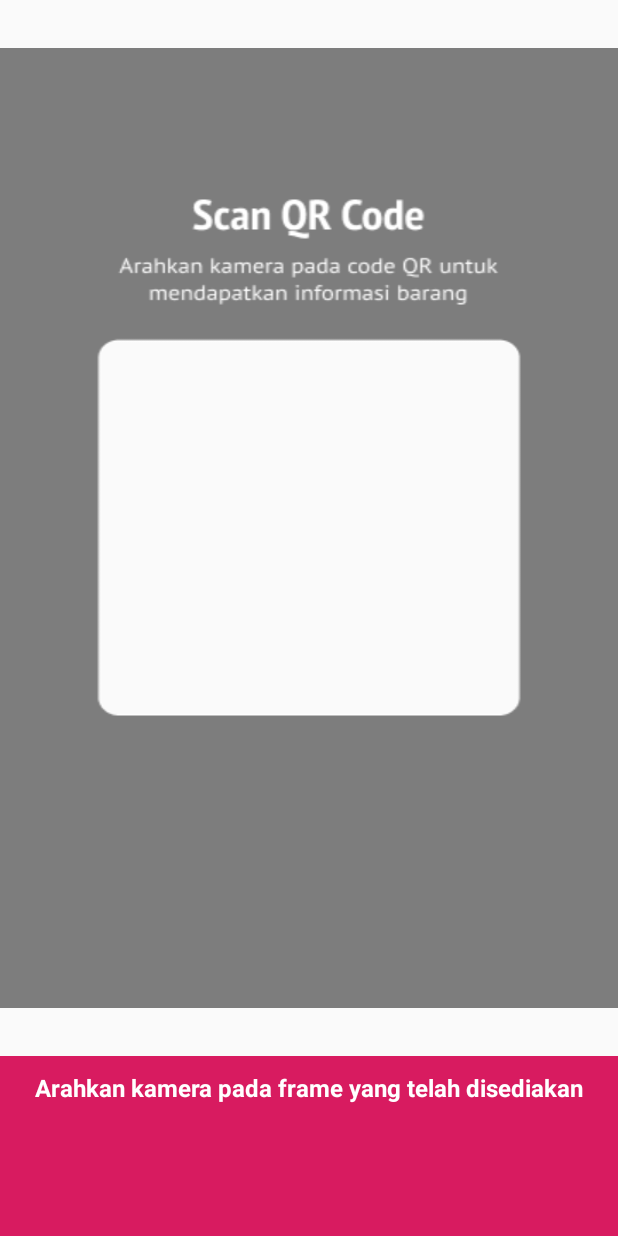
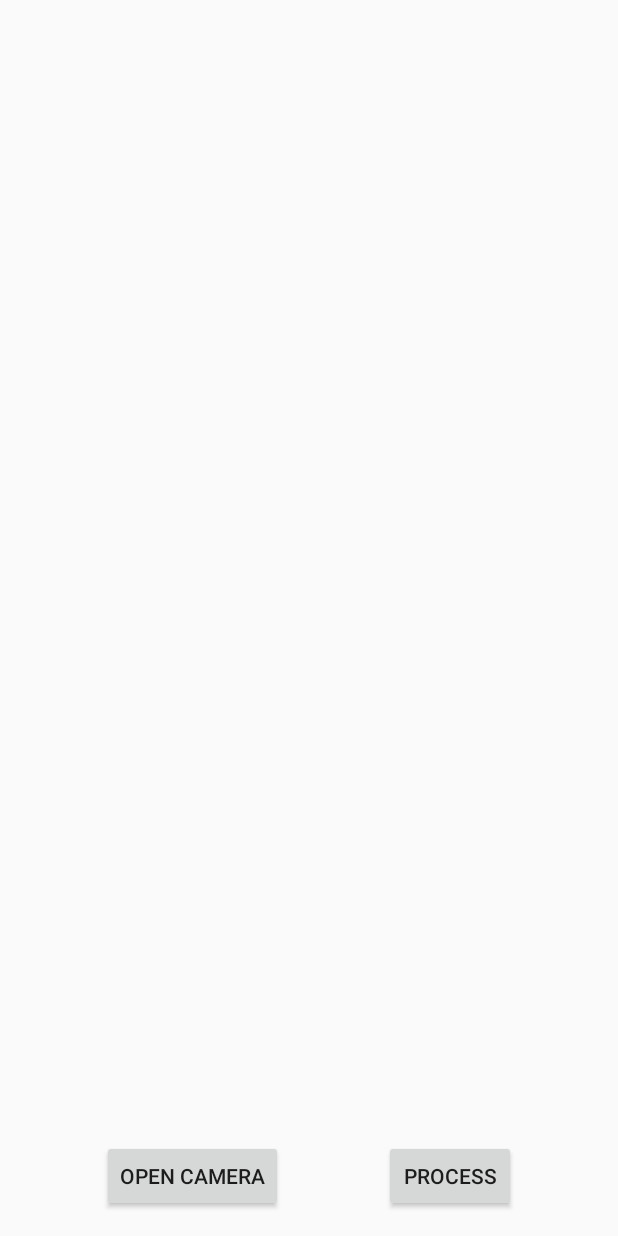
Before and after one commit to rrifafauzikomara/CustomCamera, an Android app: the layout activity_main.xml on its own in the app's theme, with its tools: preview values and no code run, on a phone screen of 412 x 824 dp. Run offline under Robolectric (Android 15) with nearby library versions, the phone set to English and light mode, and no system bars.

Commit message:
add activity result, add dexter permission

```diff
--- a/app/build.gradle
+++ b/app/build.gradle
@@ -32,4 +32,8 @@ dependencies {
     testImplementation 'junit:junit:4.12'
     androidTestImplementation 'androidx.test.ext:junit:1.1.1'
     androidTestImplementation 'androidx.test.espresso:espresso-core:3.2.0'
+
+    implementation 'com.theartofdev.edmodo:android-image-cropper:2.8.0'
+    implementation "com.google.android.material:material:1.0.0"
+    implementation 'com.karumi:dexter:5.0.0'
 }
--- a/app/src/main/AndroidManifest.xml
+++ b/app/src/main/AndroidManifest.xml
@@ -16,6 +16,7 @@
         android:roundIcon="@mipmap/ic_launcher_round"
         android:supportsRtl="true"
         android:theme="@style/AppTheme">
+        <activity android:name=".CameraActivity"/>
         <activity android:name=".MainActivity">
             <intent-filter>
                 <action android:name="android.intent.action.MAIN" />
--- a/app/src/main/res/layout/activity_main.xml
+++ b/app/src/main/res/layout/activity_main.xml
@@ -3,70 +3,42 @@
     xmlns:app="http://schemas.android.com/apk/res-auto"
     android:layout_width="match_parent"
     android:layout_height="match_parent"
-    xmlns:tools="http://schemas.android.com/tools"
     android:orientation="vertical">
 
-    <SurfaceView
-        android:id="@+id/surfaceView"
+    <ImageView
+        android:id="@+id/text_recognition_image_view"
         android:layout_width="match_parent"
         android:layout_height="match_parent"
-        android:visibility="gone" />
-
-    <ImageView
-        android:id="@+id/ivBgContent"
-        android:layout_width="match_parent"
-        android:layout_height="wrap_content"
-        android:background="@drawable/bg_content"
-        app:layout_constraintBottom_toTopOf="@+id/frame"
-        app:layout_constraintEnd_toEndOf="parent"
-        app:layout_constraintStart_toStartOf="parent"
-        app:layout_constraintTop_toTopOf="parent"
-        tools:ignore="ContentDescription" />
-
-    <TextView
-        android:id="@+id/showPermissionMsg"
-        android:layout_width="wrap_content"
-        android:layout_height="wrap_content"
-        android:layout_gravity="center"
-        android:padding="@dimen/show_permission_padding"
-        android:text="@string/permission_message"
-        android:textAlignment="center"
-        android:textStyle="bold|italic"
-        android:visibility="gone"
+        android:layout_marginStart="16dp"
+        android:layout_marginTop="16dp"
+        android:layout_marginEnd="16dp"
+        android:layout_marginBottom="90dp"
+        android:scaleType="fitCenter"
         app:layout_constraintBottom_toBottomOf="parent"
         app:layout_constraintEnd_toEndOf="parent"
         app:layout_constraintStart_toStartOf="parent"
         app:layout_constraintTop_toTopOf="parent" />
 
-    <FrameLayout
-        android:id="@+id/frame"
-        android:layout_width="match_parent"
-        android:layout_height="120dp"
-        android:background="@color/colorAccent"
+    <Button
+        android:id="@+id/btnCamera"
+        android:layout_width="wrap_content"
+        android:layout_height="wrap_content"
+        android:text="Open Camera"
+        android:layout_marginBottom="16dp"
+        app:layout_constraintBottom_toBottomOf="parent"
+        app:layout_constraintEnd_toStartOf="@+id/btnRecognition"
+        app:layout_constraintHorizontal_bias="0.5"
+        app:layout_constraintStart_toStartOf="parent" />
+
+    <Button
+        android:id="@+id/btnRecognition"
+        android:layout_width="wrap_content"
+        android:layout_height="wrap_content"
+        android:layout_marginBottom="16dp"
+        android:text="Process"
         app:layout_constraintBottom_toBottomOf="parent"
         app:layout_constraintEnd_toEndOf="parent"
-        app:layout_constraintStart_toStartOf="parent">
-
-        <TextView
-            android:id="@+id/tvResult"
-            android:layout_width="wrap_content"
-            android:layout_height="wrap_content"
-            android:layout_marginTop="10dp"
-            android:textStyle="bold"
-            android:textSize="16sp"
-            android:textColor="@android:color/white"
-            android:layout_gravity="center_horizontal|top"
-            android:text="Arahkan kamera pada frame yang telah disediakan"/>
-
-        <Button
-            android:id="@+id/startBtn"
-            android:layout_marginBottom="10dp"
-            android:layout_width="wrap_content"
-            android:layout_height="wrap_content"
-            android:layout_gravity="center_horizontal|bottom"
-            android:text="@string/take_photo"
-            android:visibility="gone" />
-
-    </FrameLayout>
+        app:layout_constraintHorizontal_bias="0.5"
+        app:layout_constraintStart_toEndOf="@+id/btnCamera" />
 
 </androidx.constraintlayout.widget.ConstraintLayout>
--- a/app/src/main/res/values/styles.xml
+++ b/app/src/main/res/values/styles.xml
@@ -1,7 +1,7 @@
 <resources>
 
     <!-- Base application theme. -->
-    <style name="AppTheme" parent="Theme.AppCompat.Light.NoActionBar">
+    <style name="AppTheme" parent="Theme.AppCompat.Light.DarkActionBar">
         <!-- Customize your theme here. -->
         <item name="colorPrimary">@color/colorPrimary</item>
         <item name="colorPrimaryDark">@color/colorPrimaryDark</item>
```
Also changed, not shown: app/src/main/java/com/rifafauzi/customcamerasurfaceview/CameraActivity.kt (added, +147 -0 lines), app/src/main/java/com/rifafauzi/customcamerasurfaceview/MainActivity.kt (+47 -200 lines), app/src/main/res/layout/activity_camera.xml (added, +76 -0 lines).
